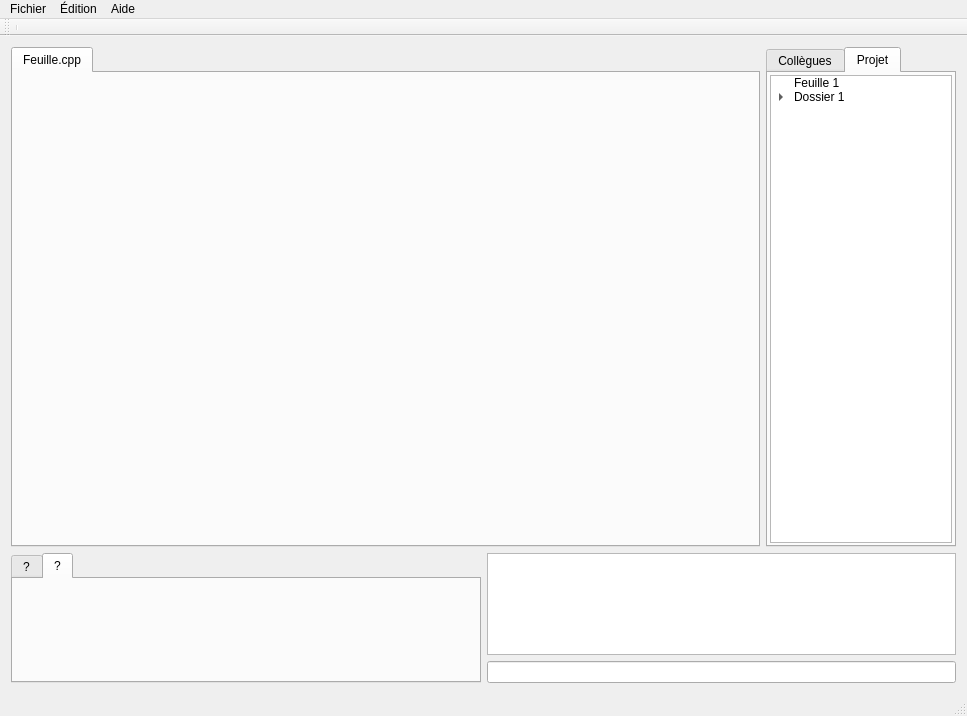
Qt form Client/Client_Synergie/fenetreprincipale.ui (im-jon/CLL-Synergie) before a commit.
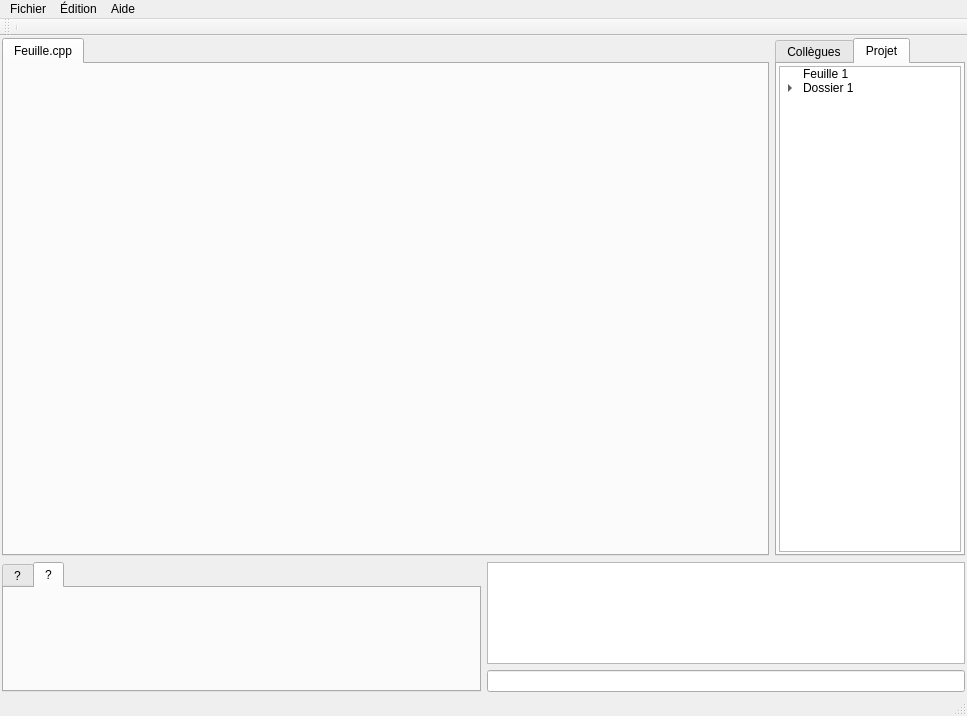
The same form after that commit. Icons and pictures are not drawn.

Commit message: Réduction de la marge de bordure

The edit to the form file:
```diff
--- a/Client/Client_Synergie/fenetreprincipale.ui
+++ b/Client/Client_Synergie/fenetreprincipale.ui
@@ -15,6 +15,9 @@
   </property>
   <widget class="QWidget" name="centralWidget">
    <layout class="QGridLayout" name="gridLayout_3">
+    <property name="margin">
+     <number>2</number>
+    </property>
     <item row="0" column="0">
      <widget class="QFrame" name="frmDessus">
       <property name="sizePolicy">
```
